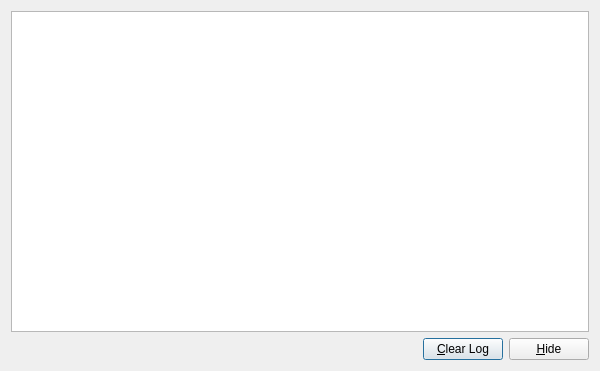
Old version of the form src/gui/src/LogWindowBase.ui in the repository deskflow/deskflow.
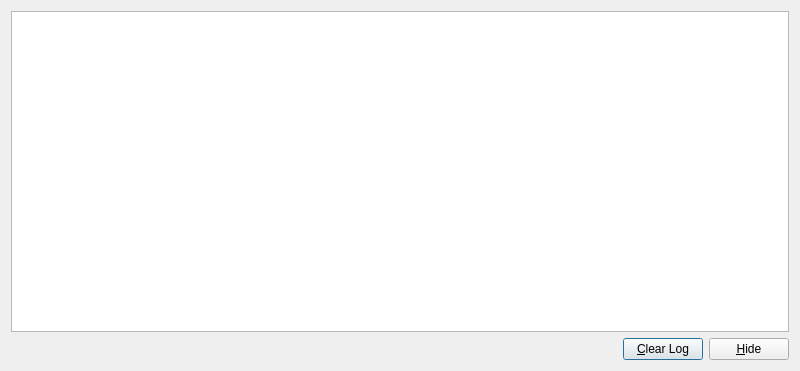
New version of the form.

Commit message: make LogWindow wider

```diff
--- a/src/gui/src/LogWindowBase.ui
+++ b/src/gui/src/LogWindowBase.ui
@@ -6,7 +6,7 @@
    <rect>
     <x>0</x>
     <y>0</y>
-    <width>600</width>
+    <width>800</width>
     <height>371</height>
    </rect>
   </property>
```
